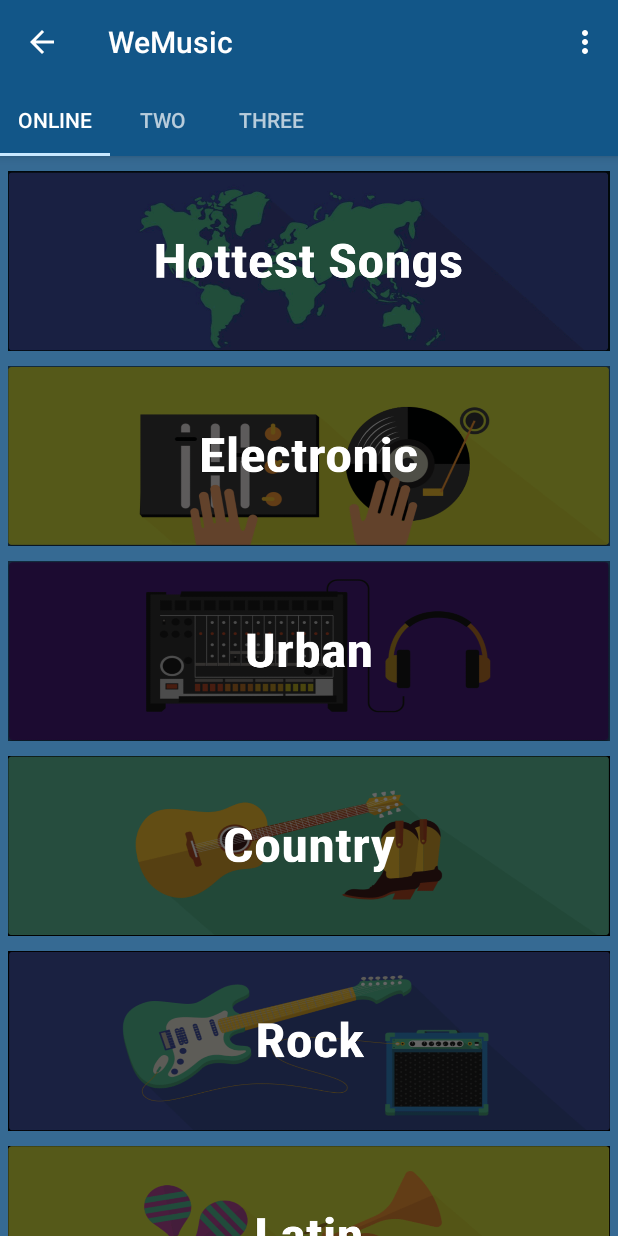
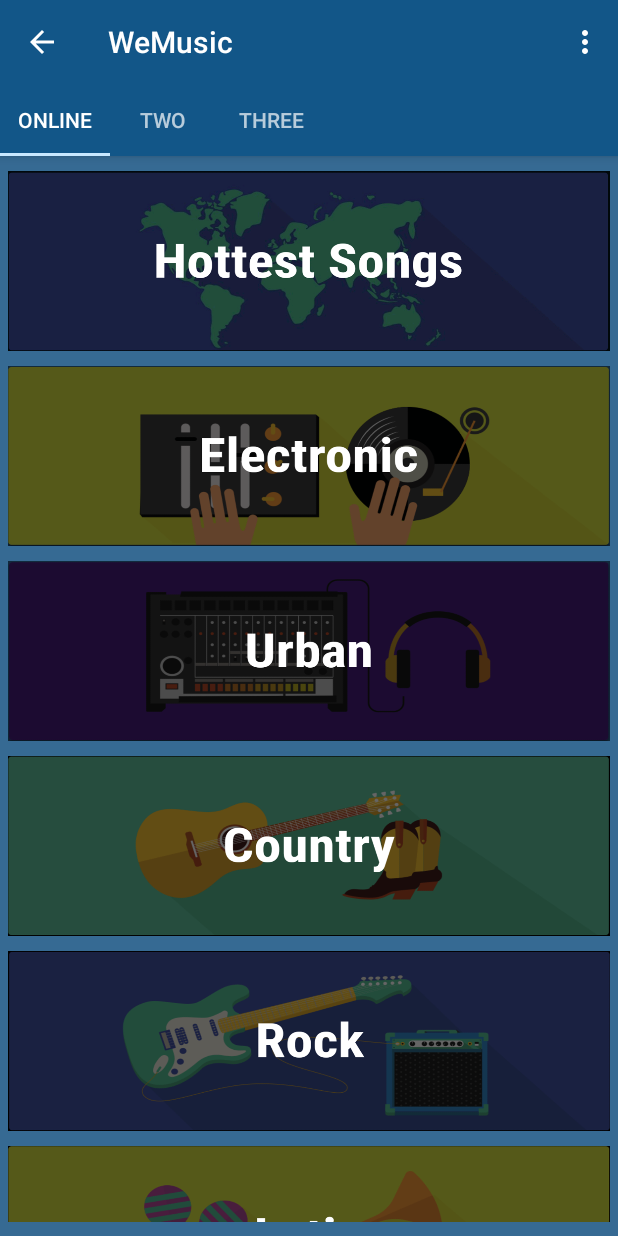
Before and after one commit to Huynhnguyen2705/MusicApp, an Android app: the screen it shows after launch (MainActivity), on a phone screen of 412 x 824 dp. Run offline under Robolectric (Android 15) with nearby library versions, the phone set to English and light mode, and no system bars; our stand-ins replace Firebase (no records; nobody signed in at launch, a user with empty details on screens opened directly); libraries missing offline, so code that uses them is left out: com.firebase.ui, wseemann.media; 2 statements that could not run were skipped.

Commit message:
- apdater and list view v1
Signed-off-by: Phatest1 <tanphat1309@gmail.com>

```diff
--- a/app/src/main/res/layout/activity_fragment_one.xml
+++ b/app/src/main/res/layout/activity_fragment_one.xml
@@ -2,7 +2,8 @@
 <ScrollView xmlns:android="http://schemas.android.com/apk/res/android"
     android:layout_width="match_parent"
     android:layout_height="match_parent"
-    android:background="@color/Background">
+    android:background="@color/Background"
+    android:paddingBottom="65dp">
 
     <LinearLayout
         android:layout_width="match_parent"
```
